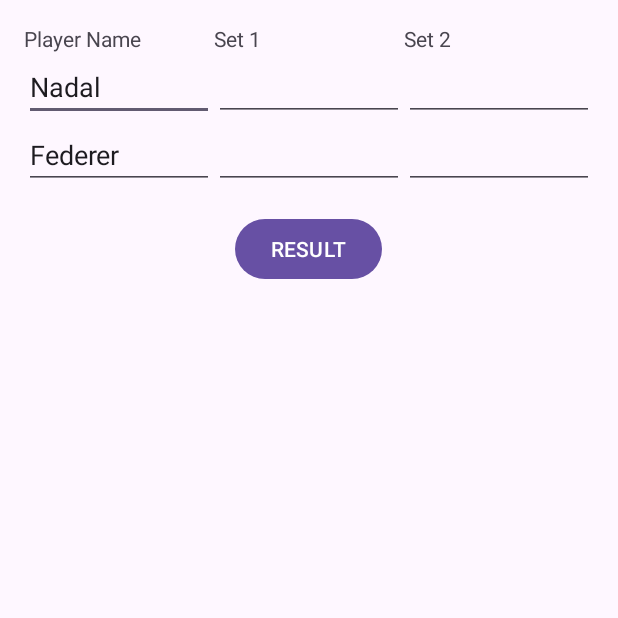
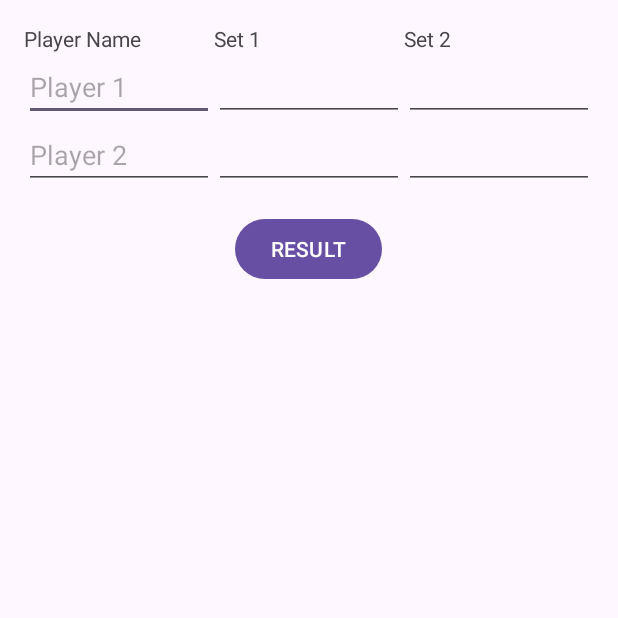
Before and after one commit to ralph1233/i4438-tps, an Android app: the screen it shows after launch (MainActivity), after a tap on "RESULT", on a phone screen of 412 x 824 dp, the top half of it. Run offline under Robolectric (Android 15) with nearby library versions, the phone set to English and light mode, and no system bars.

Commit message:
tp4 ex2 finished

```diff
--- a/tp4/ex2/app/src/main/java/com/example/tp4_ex2/MatchFragment.java
+++ b/tp4/ex2/app/src/main/java/com/example/tp4_ex2/MatchFragment.java
@@ -44,31 +44,22 @@
     etPlayer2Set2 = view.findViewById(R.id.et_player2_set2);
     btnResult = view.findViewById(R.id.btn_result);
 
-    // Set default player names as shown in the image
-    etPlayer1Name.setText("Nadal");
-    etPlayer2Name.setText("Federer");
-
-    // Leave all score fields empty as per the image
-    etPlayer1Set1.setText("");
-    etPlayer1Set2.setText("");
-    etPlayer2Set1.setText("");
-    etPlayer2Set2.setText("");
-
     btnResult.setOnClickListener(v -> checkResult());
 
     return view;
   }
 
   private void checkResult() {
-    String player1Name = etPlayer1Name.getText().toString();
-    String player2Name = etPlayer2Name.getText().toString();
+    String player1Name = etPlayer1Name.getText().toString().trim();
+    String player2Name = etPlayer2Name.getText().toString().trim();
 
     // Validate that all score fields are filled
-    if (etPlayer1Set1.getText().toString().isEmpty() ||
-        etPlayer1Set2.getText().toString().isEmpty() ||
-        etPlayer2Set1.getText().toString().isEmpty() ||
-        etPlayer2Set2.getText().toString().isEmpty()) {
-      Toast.makeText(getActivity(), "Please fill all score fields", Toast.LENGTH_SHORT).show();
+    if (etPlayer1Set1.getText().toString().trim().isEmpty() ||
+        etPlayer1Set2.getText().toString().trim().isEmpty() ||
+        etPlayer2Set1.getText().toString().trim().isEmpty() ||
+        etPlayer2Set2.getText().toString().trim().isEmpty() ||
+        player1Name.isEmpty() || player2Name.isEmpty()) {
+      Toast.makeText(getActivity(), "All fields are required", Toast.LENGTH_SHORT).show();
       return;
     }
 
@@ -80,6 +71,14 @@
     boolean player1WinsSet1 = player1Set1 > player2Set1;
     boolean player1WinsSet2 = player1Set2 > player2Set2;
 
+    boolean player1DrawsSet1 = player1Set1 == player2Set1;
+    boolean player2DrawsSet1 = player1Set2 == player2Set2;
+
+    if (player1DrawsSet1 || player2DrawsSet1) {
+      Toast.makeText(getActivity(), "It's a draw in one of the sets!", Toast.LENGTH_SHORT).show();
+      return;
+    }
+
     if (player1WinsSet1 && player1WinsSet2) {
       listener.onMatchResult(player1Name);
     } else if (!player1WinsSet1 && !player1WinsSet2) {
--- a/tp4/ex2/app/src/main/java/com/example/tp4_ex2/WinnerFragment.java
+++ b/tp4/ex2/app/src/main/java/com/example/tp4_ex2/WinnerFragment.java
@@ -35,7 +35,7 @@
     tvWinner.setText("The winner is " + winnerName);
 
     btnOk.setOnClickListener(v -> {
-      String date = etDate.getText().toString();
+      String date = etDate.getText().toString().trim();
       if (date.isEmpty()) {
         etDate.setError("Please enter a date");
         return;
```
